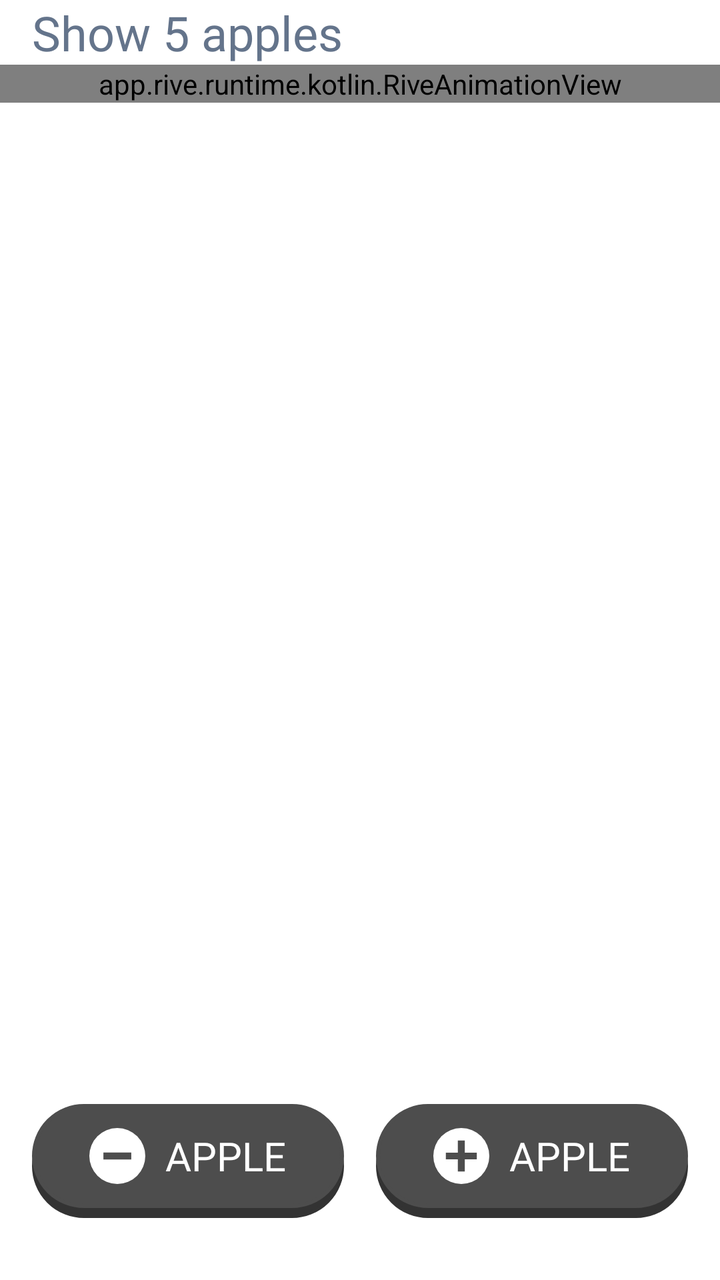
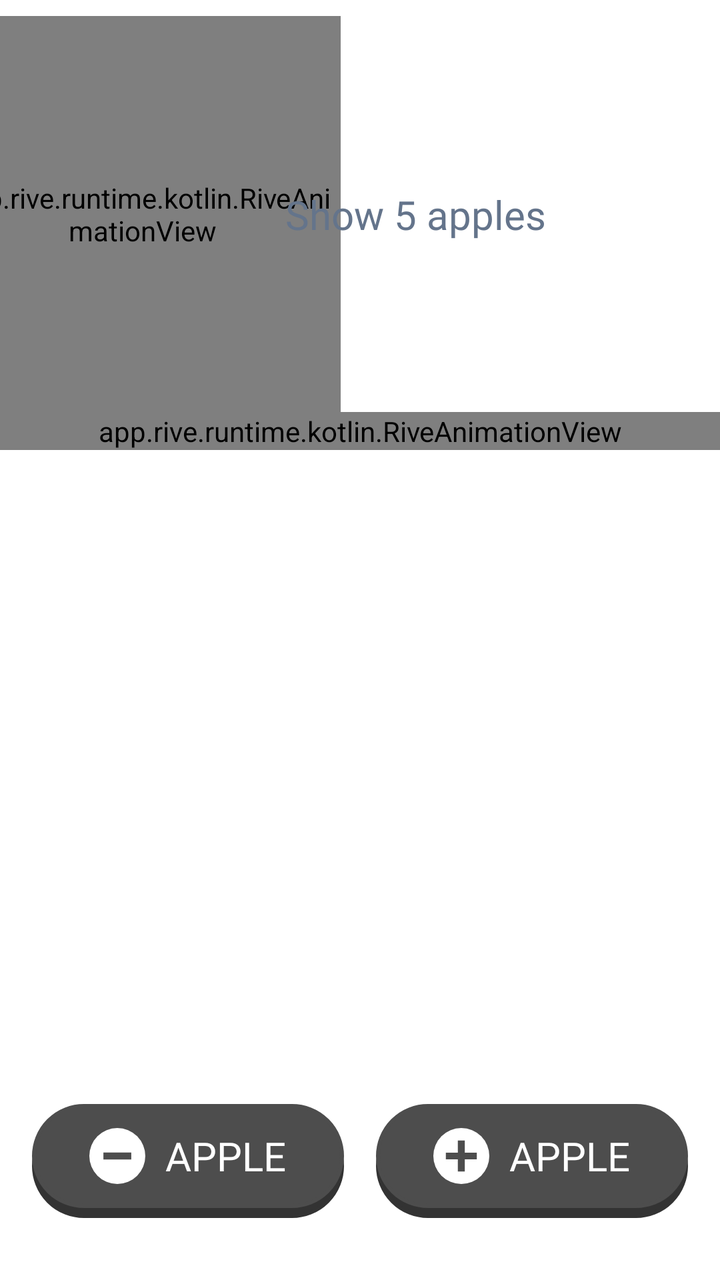

Before-and-after screenshots of an Android layout around one commit, followed by the original layout XML and the change that was made.
<!-- AndroidManifest.xml: application theme Theme.Tetragon -->
<!-- res/layout/fragment_ui_apple_count.xml -->
<?xml version="1.0" encoding="utf-8"?>
<androidx.constraintlayout.widget.ConstraintLayout xmlns:android="http://schemas.android.com/apk/res/android"
    xmlns:app="http://schemas.android.com/apk/res-auto"
    xmlns:tools="http://schemas.android.com/tools"
    android:layout_width="match_parent"
    android:layout_height="match_parent"
    tools:context=".questions.questionMathFirstGrade.firstTopicCountingNumbers.easy.UiAppleCountFragment">

    <TextView
        android:id="@+id/questionText"
        android:layout_width="0dp"
        android:layout_height="wrap_content"
        android:layout_marginStart="16dp"
        android:layout_marginEnd="16dp"
        android:fontFamily="@font/inter_semibold"
        android:text="Show 5 apples"
        android:textColor="@color/text_color"
        android:textSize="24sp"
        app:layout_constraintEnd_toEndOf="parent"
        app:layout_constraintStart_toStartOf="parent"
        app:layout_constraintTop_toTopOf="parent" />

    <app.rive.runtime.kotlin.RiveAnimationView
        android:id="@+id/appleCountAnimation"
        android:layout_width="0dp"
        android:layout_height="wrap_content"
        app:layout_constraintEnd_toEndOf="parent"
        app:layout_constraintStart_toStartOf="parent"
        app:layout_constraintTop_toBottomOf="@id/questionText"
        app:layout_constraintWidth_max="420dp"
        app:riveAlignment="CENTER"
        app:riveFit="CONTAIN"
        app:riveResource="@raw/apples_count"
        app:riveStateMachine="State Machine 1" />

    <LinearLayout
        android:id="@+id/bottomButtonContainer"
        android:layout_width="match_parent"
        android:layout_height="wrap_content"
        android:layout_marginBottom="24dp"
        android:clipChildren="false"
        android:clipToPadding="false"
        android:orientation="horizontal"
        android:paddingStart="16dp"
        android:paddingEnd="16dp"
        android:paddingBottom="12dp"
        android:weightSum="2"
        app:layout_constraintBottom_toBottomOf="parent">

        <FrameLayout
            android:layout_width="0dp"
            android:layout_height="wrap_content"
            android:layout_marginEnd="8dp"
            android:layout_weight="1"
            android:clipChildren="false"
            android:clipToPadding="false">

            <FrameLayout
                android:id="@+id/minus_enabled_container"
                android:layout_width="match_parent"
                android:layout_height="wrap_content"
                android:visibility="visible">
                <View
                    android:id="@+id/minus_btn_back"
                    android:layout_width="match_parent"
                    android:layout_height="52dp"
                    android:background="@drawable/custom_button"
                    android:backgroundTint="@color/black_2"
                    android:translationY="5dp" />
                <LinearLayout
                    android:id="@+id/minus_btn"
                    android:layout_width="match_parent"
                    android:layout_height="52dp"
                    android:background="@drawable/custom_button"
                    android:backgroundTint="@color/black_3"
                    android:gravity="center"
                    android:orientation="horizontal"
                    android:clickable="true"
                    android:focusable="true"
                    android:stateListAnimator="@drawable/button_animator">

                    <ImageView
                        android:layout_width="28dp"
                        android:layout_height="28dp"
                        android:src="@drawable/ic_minus_icon"/>

                    <TextView
                        android:id="@+id/minus_btn_label"
                        android:layout_width="wrap_content"
                        android:layout_height="wrap_content"
                        android:text="@string/apple"
                        android:fontFamily="@font/inter_semibold"
                        android:textColor="@color/white"
                        android:textSize="20sp"
                        android:layout_marginStart="10dp"/>
                </LinearLayout>
            </FrameLayout>

            <FrameLayout
                android:id="@+id/minus_disabled_container"
                android:layout_width="match_parent"
                android:layout_height="wrap_content"
                android:visibility="gone">
                <View
                    android:layout_width="match_parent"
                    android:layout_height="52dp"
                    android:background="@drawable/custom_button"
                    android:backgroundTint="@color/gray_2"
                    android:translationY="5dp" />
                <LinearLayout
                    android:layout_width="match_parent"
                    android:layout_height="52dp"
                    android:background="@drawable/custom_button"
                    android:backgroundTint="@color/gray_2"
                    android:gravity="center"
                    android:orientation="horizontal"
                    android:translationY="5dp">
                    <ImageView
                        android:layout_width="28dp"
                        android:layout_height="28dp"
                        android:src="@drawable/ic_disabled_minus_icon"/>
                    <TextView
                        android:id="@+id/minus_btn_disabled_text"
                        android:layout_width="wrap_content"
                        android:layout_height="wrap_content"
                        android:fontFamily="@font/inter_semibold"
                        android:textColor="@color/gray_1"
                        android:textSize="20sp"
                        android:text="@string/apple"
                        android:layout_marginStart="10dp"/>
                </LinearLayout>
            </FrameLayout>
        </FrameLayout>

        <FrameLayout
            android:layout_width="0dp"
            android:layout_height="wrap_content"
            android:layout_marginStart="8dp"
            android:layout_weight="1"
            android:clipChildren="false"
            android:clipToPadding="false">

            <FrameLayout
                android:id="@+id/add_enabled_container"
                android:layout_width="match_parent"
                android:layout_height="wrap_content">
                <View
                    android:id="@+id/add_btn_back"
                    android:layout_width="match_parent"
                    android:layout_height="52dp"
                    android:background="@drawable/custom_button"
                    android:backgroundTint="@color/black_2"
                    android:translationY="5dp" />
                <LinearLayout
                    android:id="@+id/add_btn"
                    android:layout_width="match_parent"
                    android:layout_height="52dp"
                    android:background="@drawable/custom_button"
                    android:backgroundTint="@color/black_3"
                    android:gravity="center"
                    android:orientation="horizontal"
                    android:clickable="true"
                    android:focusable="true"
                    android:stateListAnimator="@drawable/button_animator">

                    <ImageView
                        android:layout_width="28dp"
                        android:layout_height="28dp"
                        android:src="@drawable/ic_add_icon"/>

                    <TextView
                        android:id="@+id/add_btn_label"
                        android:layout_width="wrap_content"
                        android:layout_height="wrap_content"
                        android:text="@string/apple"
                        android:fontFamily="@font/inter_semibold"
                        android:textColor="@color/white"
                        android:textSize="20sp"
                        android:layout_marginStart="10dp"/>
                </LinearLayout>
            </FrameLayout>

            <FrameLayout
                android:id="@+id/add_disabled_container"
                android:layout_width="match_parent"
                android:layout_height="wrap_content"
                android:visibility="gone">
                <View
                    android:layout_width="match_parent"
                    android:layout_height="52dp"
                    android:background="@drawable/custom_button"
                    android:backgroundTint="@color/gray_2"
                    android:translationY="5dp" />
                <LinearLayout
                    android:layout_width="match_parent"
                    android:layout_height="52dp"
                    android:background="@drawable/custom_button"
                    android:backgroundTint="@color/gray_2"
                    android:gravity="center"
                    android:orientation="horizontal"
                    android:translationY="5dp">
                    <ImageView
                        android:layout_width="28dp"
                        android:layout_height="28dp"
                        android:src="@drawable/ic_disabled_add_icon"/>
                    <TextView
                        android:id="@+id/add_btn_disabled_text"
                        android:layout_width="wrap_content"
                        android:layout_height="wrap_content"
                        android:fontFamily="@font/inter_semibold"
                        android:textColor="@color/gray_1"
                        android:textSize="20sp"
                        android:text="@string/apple"
                        android:layout_marginStart="10dp"/>
                </LinearLayout>
            </FrameLayout>
        </FrameLayout>
    </LinearLayout>
</androidx.constraintlayout.widget.ConstraintLayout>
<!-- resources referenced by this layout -->
<resources>
  <color name="black_2">#333333</color>
  <color name="black_3">#4d4d4d</color>
  <color name="gray_1">#A5A5A5</color>
  <color name="gray_2">#E5E5E5</color>
  <color name="text_color">#64748b</color>
  <color name="white">#FFFFFFFF</color>
  <!-- drawable button_animator (drawable) -->
  <?xml version="1.0" encoding="utf-8"?>
  <selector xmlns:android="http://schemas.android.com/apk/res/android">
  
      
      <item android:state_pressed="true">
          <objectAnimator
              android:propertyName="translationY"
              android:valueTo="5dp"
              android:duration="0" />
      </item>
  
      
      <item>
          <objectAnimator
              android:propertyName="translationY"
              android:valueTo="0dp"
              android:duration="0" />
      </item>
  
  </selector>
  <!-- drawable custom_button (drawable) -->
  <?xml version="1.0" encoding="utf-8"?>
  <shape xmlns:android="http://schemas.android.com/apk/res/android"
      android:shape="rectangle">
      <solid android:color="#ffffff"/>
      <stroke android:color="#e5e5e5"
          android:width="2dp"/>
      <corners android:radius="100dp"/>
  </shape>
  <!-- drawable ic_add_icon (drawable) -->
  <vector xmlns:android="http://schemas.android.com/apk/res/android"
      android:width="28dp"
      android:height="28dp"
      android:viewportWidth="28"
      android:viewportHeight="28">
    <path
        android:pathData="M14,14m-14,0a14,14 0,1 1,28 0a14,14 0,1 1,-28 0"
        android:fillColor="#fff"/>
    <path
        android:pathData="M6.26,15.63v-3.28h15.48v3.28H6.26ZM12.25,21.75V6.25h3.48v15.5h-3.48Z"
        android:fillColor="#4d4d4d"/>
  </vector>
  <!-- drawable ic_disabled_add_icon (drawable) -->
  <vector xmlns:android="http://schemas.android.com/apk/res/android"
      android:width="28dp"
      android:height="28dp"
      android:viewportWidth="28"
      android:viewportHeight="28">
    <path
        android:pathData="M14,14m-14,0a14,14 0,1 1,28 0a14,14 0,1 1,-28 0"
        android:fillColor="@color/gray_1"/>
    <path
        android:pathData="M6.26,15.63v-3.28h15.48v3.28H6.26ZM12.25,21.75V6.25h3.48v15.5h-3.48Z"
        android:fillColor="@color/gray_2"/>
  </vector>
  <!-- drawable ic_disabled_minus_icon (drawable) -->
  <vector xmlns:android="http://schemas.android.com/apk/res/android"
      android:width="28dp"
      android:height="28dp"
      android:viewportWidth="31.47"
      android:viewportHeight="31.47">
    <path
        android:pathData="M15.73,15.73m-15.73,0a15.73,15.73 0,1 1,31.46 0a15.73,15.73 0,1 1,-31.46 0"
        android:fillColor="@color/gray_1"/>
    <path
        android:pathData="M23.56,13.73v4.01H7.91v-4.01h15.65Z"
        android:fillColor="@color/gray_2"/>
  </vector>
  <!-- drawable ic_minus_icon (drawable) -->
  <vector xmlns:android="http://schemas.android.com/apk/res/android"
      android:width="28dp"
      android:height="28dp"
      android:viewportWidth="31.47"
      android:viewportHeight="31.47">
    <path
        android:pathData="M15.73,15.73m-15.73,0a15.73,15.73 0,1 1,31.46 0a15.73,15.73 0,1 1,-31.46 0"
        android:fillColor="#fff"/>
    <path
        android:pathData="M23.56,13.73v4.01H7.91v-4.01h15.65Z"
        android:fillColor="#4d4d4d"/>
  </vector>
  <string name="apple">APPLE</string>
  <style name="Theme.Tetragon" parent="Base.Theme.Tetragon" />
  <style name="Base.Theme.Tetragon" parent="Theme.Material3.DayNight.NoActionBar">
          <item name="android:statusBarColor">@color/white</item>
          <item name="android:navigationBarColor">@color/white</item>
          <item name="android:windowLightStatusBar">true</item>
  
          <item name="android:windowBackground">@color/white</item>
          <item name="android:colorBackground">@color/white</item>
  
          <item name="android:windowIsTranslucent">false</item>
      </style>
</resources>

<!-- the commit's change to res/layout/fragment_ui_apple_count.xml (unified diff, before → after) -->
@@ -6,19 +6,55 @@
     android:layout_height="match_parent"
     tools:context=".questions.questionMathFirstGrade.firstTopicCountingNumbers.easy.UiAppleCountFragment">
 
+    
+    <app.rive.runtime.kotlin.RiveAnimationView
+        android:id="@+id/teacherAnimation"
+        android:layout_width="0dp"
+        android:layout_height="0dp"
+        app:layout_constraintWidth_percent="0.55"
+        app:layout_constraintDimensionRatio="H,11:11"
+        android:layout_marginStart="-28dp"
+        android:layout_marginTop="8dp"
+        android:clickable="true"
+        android:focusable="true"
+        app:layout_constraintStart_toStartOf="parent"
+        app:layout_constraintTop_toTopOf="parent"
+        app:riveAlignment="BOTTOM_CENTER"
+        app:riveFit="CONTAIN"
+        app:riveResource="@raw/teacher_animation"
+        app:riveStateMachine="State Machine 1" />
+
     <TextView
         android:id="@+id/questionText"
         android:layout_width="0dp"
         android:layout_height="wrap_content"
-        android:layout_marginStart="16dp"
+        android:layout_marginStart="-28dp"
         android:layout_marginEnd="16dp"
         android:fontFamily="@font/inter_semibold"
         android:text="Show 5 apples"
         android:textColor="@color/text_color"
-        android:textSize="24sp"
+        android:textSize="20sp"
+        app:layout_constraintBottom_toBottomOf="@id/teacherAnimation"
+        app:layout_constraintEnd_toEndOf="parent"
+        app:layout_constraintStart_toEndOf="@id/teacherAnimation"
+        app:layout_constraintTop_toTopOf="@id/teacherAnimation" />
+
+    
+    <androidx.constraintlayout.widget.Barrier
+        android:id="@+id/headerBarrier"
+        android:layout_width="wrap_content"
+        android:layout_height="wrap_content"
+        app:barrierDirection="bottom"
+        app:constraint_referenced_ids="teacherAnimation,questionText" />
+
+    <View
+        android:id="@+id/headerDivider"
+        android:layout_width="0dp"
+        android:layout_height="2dp"
+        android:background="@color/gray_2"
         app:layout_constraintEnd_toEndOf="parent"
         app:layout_constraintStart_toStartOf="parent"
-        app:layout_constraintTop_toTopOf="parent" />
+        app:layout_constraintTop_toBottomOf="@id/headerBarrier" />
 
     <app.rive.runtime.kotlin.RiveAnimationView
         android:id="@+id/appleCountAnimation"
@@ -26,7 +62,7 @@
         android:layout_height="wrap_content"
         app:layout_constraintEnd_toEndOf="parent"
         app:layout_constraintStart_toStartOf="parent"
-        app:layout_constraintTop_toBottomOf="@id/questionText"
+        app:layout_constraintTop_toBottomOf="@id/headerBarrier"
         app:layout_constraintWidth_max="420dp"
         app:riveAlignment="CENTER"
         app:riveFit="CONTAIN"
<!-- resource entries referenced after the edit -->
@@ -91,14 +91,17 @@
   <string name="apple">APPLE</string>
   <style name="Theme.Tetragon" parent="Base.Theme.Tetragon" />
   <style name="Base.Theme.Tetragon" parent="Theme.Material3.DayNight.NoActionBar">
-          <item name="android:statusBarColor">@color/white</item>
-          <item name="android:navigationBarColor">@color/white</item>
+          
           <item name="android:windowLightStatusBar">true</item>
   
           <item name="android:windowBackground">@color/white</item>
           <item name="android:colorBackground">@color/white</item>
   
           <item name="android:windowIsTranslucent">false</item>
+  
+          
+          <item name="android:enforceStatusBarContrast" tools:targetApi="29">false</item>
+          <item name="android:enforceNavigationBarContrast" tools:targetApi="29">false</item>
       </style>
 </resources>
 
